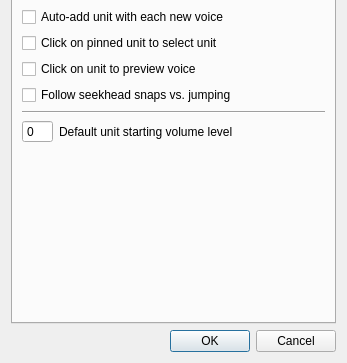
Qt form src/editor/SettingsDialog.ui (yuxshao/ptcollab) before a commit; both pictures show x 0 to 347 and y 169 to 532 of the 347 by 532 pixel window.
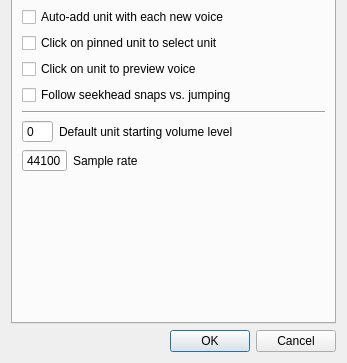
The same form after that commit.

Patch:
```diff
--- a/src/editor/SettingsDialog.ui
+++ b/src/editor/SettingsDialog.ui
@@ -121,6 +121,42 @@
          </item>
         </layout>
        </item>
+       <item>
+        <layout class="QHBoxLayout" name="horizontalLayout_5">
+         <item>
+          <widget class="QSpinBox" name="sampleRateSpin">
+           <property name="buttonSymbols">
+            <enum>QAbstractSpinBox::ButtonSymbols::NoButtons</enum>
+           </property>
+           <property name="minimum">
+            <number>44100</number>
+           </property>
+           <property name="maximum">
+            <number>96000</number>
+           </property>
+           <property name="value">
+            <number>44100</number>
+           </property>
+           <property name="displayIntegerBase">
+            <number>10</number>
+           </property>
+          </widget>
+         </item>
+         <item>
+          <widget class="QLabel" name="label_9">
+           <property name="sizePolicy">
+            <sizepolicy hsizetype="Preferred" vsizetype="Preferred">
+             <horstretch>1</horstretch>
+             <verstretch>0</verstretch>
+            </sizepolicy>
+           </property>
+           <property name="text">
+            <string>Sample rate</string>
+           </property>
+          </widget>
+         </item>
+        </layout>
+       </item>
        <item>
         <spacer name="verticalSpacer_2">
          <property name="orientation">
```
Left out of the diff: 20 changed lines with no effect on the pictures.
